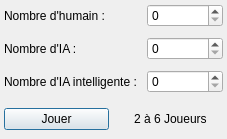
Qt form FichiersQT/nbjoueurswindow.ui (erreur130/LoveLetter) before a commit.
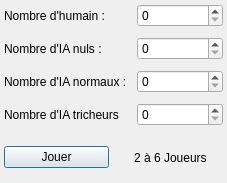
The same form after that commit.

Diff of the .ui file:
```diff
--- a/FichiersQT/nbjoueurswindow.ui
+++ b/FichiersQT/nbjoueurswindow.ui
@@ -7,7 +7,7 @@
     <x>0</x>
     <y>0</y>
     <width>227</width>
-    <height>139</height>
+    <height>183</height>
    </rect>
   </property>
   <property name="sizePolicy">
@@ -55,7 +55,7 @@
           </sizepolicy>
          </property>
          <property name="text">
-          <string>Nombre d'IA :</string>
+          <string>Nombre d'IA nuls :</string>
          </property>
         </widget>
        </item>
@@ -69,7 +69,7 @@
        <item row="2" column="0">
         <widget class="QLabel" name="label_3">
          <property name="text">
-          <string>Nombre d'IA intelligente :</string>
+          <string>Nombre d'IA normaux :</string>
          </property>
         </widget>
        </item>
@@ -87,7 +87,21 @@
         </widget>
        </item>
        <item row="2" column="1">
-        <widget class="QSpinBox" name="spinBox_IA_Int">
+        <widget class="QSpinBox" name="spinBox_IANorm">
+         <property name="maximum">
+          <number>6</number>
+         </property>
+        </widget>
+       </item>
+       <item row="3" column="0">
+        <widget class="QLabel" name="label_5">
+         <property name="text">
+          <string>Nombre d'IA tricheurs</string>
+         </property>
+        </widget>
+       </item>
+       <item row="3" column="1">
+        <widget class="QSpinBox" name="spinBox_IATri">
          <property name="maximum">
           <number>6</number>
          </property>
```
Left out of the diff: 2 changed lines with no effect on the pictures.
